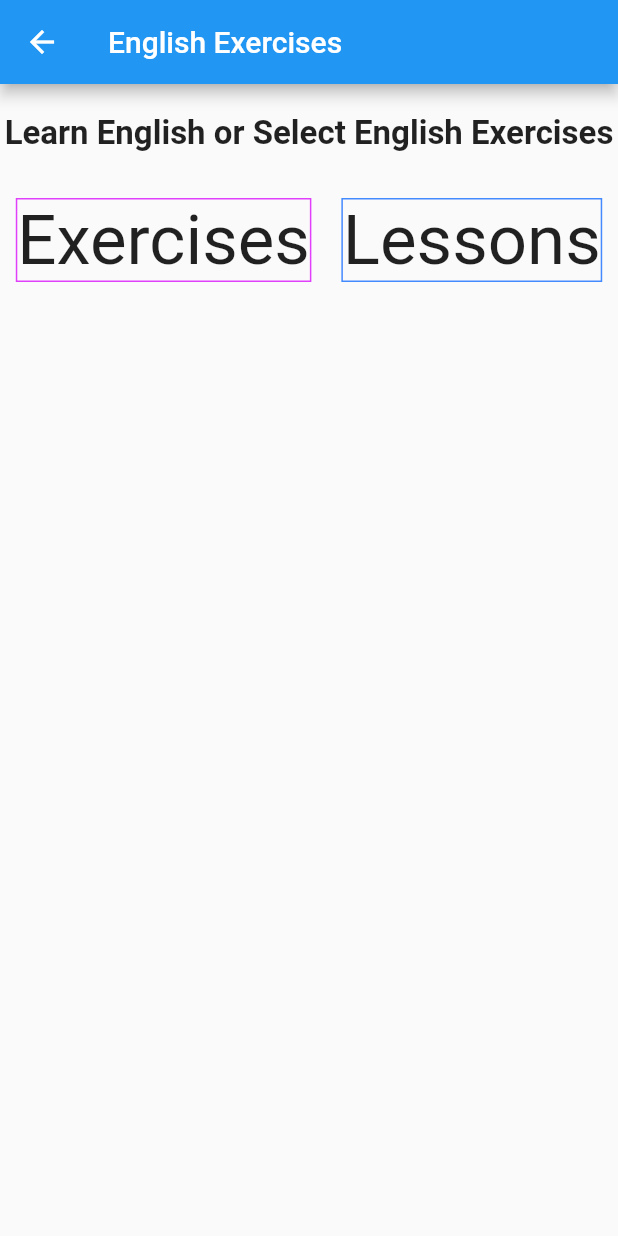
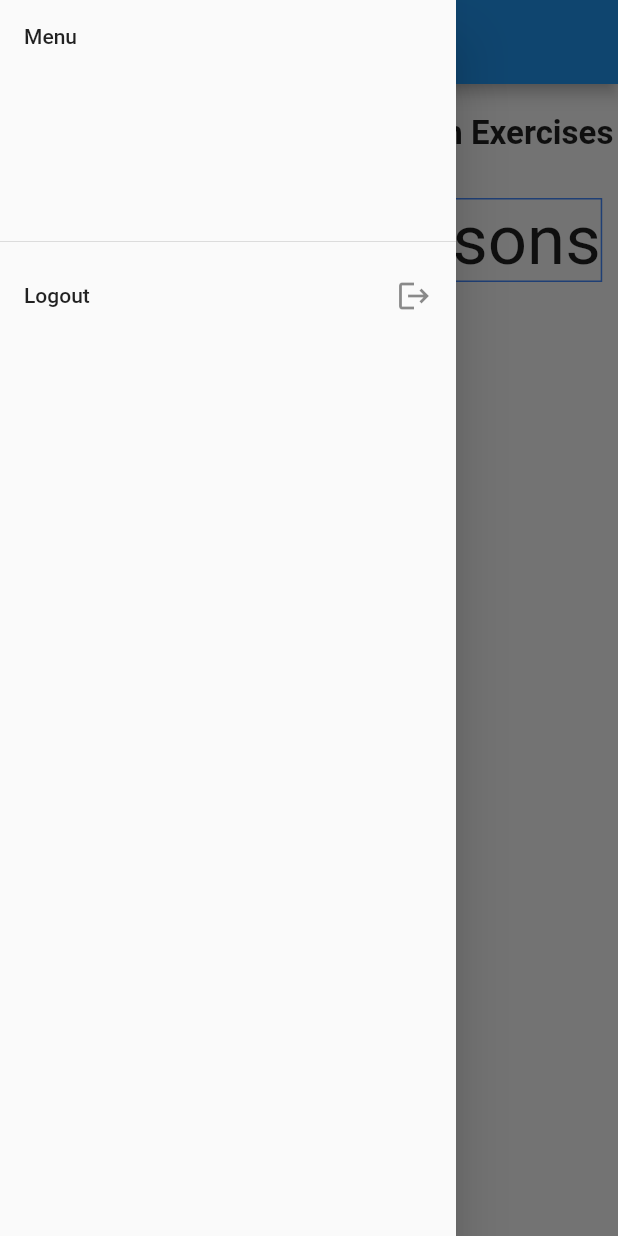
Before and after one commit to zimnhashman/intelligent_teacher, a Flutter app: the EnglishNavigator screen opened directly, with the side drawer open (before the commit the screen has no drawer), on a phone screen of 412 x 824 dp. Run offline on Flutter 3.47's test engine with Material 2 defaults, Android fonts, the phone set to English and light mode, and no system bars; our stand-ins replace get, shared_preferences, webview_flutter, webview_flutter_platform_interface; missing offline and left inert: webview_flutter_web; accounts and stored records are empty.

```diff
--- a/lib/adminTeacher/English/adminEnglish.dart
+++ b/lib/adminTeacher/English/adminEnglish.dart
@@ -3,7 +3,7 @@ import 'package:get/get.dart';
 import 'package:intelligent_teacher/adminTeacher/adminDrawer.dart';
 import 'package:intelligent_teacher/adminTeacher/English/addQuestions.dart';
 
-class AdminEnglish extends StatelessWidget {
+class  AdminEnglish extends StatelessWidget {
 
   @override
   Widget build(BuildContext context) {
--- a/lib/userLearner/english/englishNavigator.dart
+++ b/lib/userLearner/english/englishNavigator.dart
@@ -2,6 +2,7 @@ import 'package:flutter/material.dart';
 import 'package:flutter/services.dart';
 import 'package:get/get.dart';
 import 'package:intelligent_teacher/userLearner/english/englishCategory.dart';
+import '../../loginPage.dart';
 import 'englishContentPage.dart';
 
 class EnglishNavigator extends StatefulWidget {
@@ -15,6 +16,23 @@ class _EnglishNavigatorState extends State<EnglishNavigator> {
   @override
   Widget build(BuildContext context) {
     return Scaffold(
+        drawer: Drawer(
+          child: ListView(
+            padding: EdgeInsets.zero,
+            children: [
+              DrawerHeader(child: Text('Menu')),
+
+              GestureDetector(
+                onTap: () {
+                  Get.to(LoginPage());
+                },
+                child: ListTile(
+                  title: Text('Logout'), trailing: Icon(Icons.logout),
+                ),
+              ),
+            ],
+          ),
+        ),
         appBar: AppBar(title: Text('English Exercises'),),
         body:  Column(
                 children: [
```
Also changed, not shown: lib/adminTeacher/adminDrawer.dart (+10 -3 lines), lib/adminTeacher/adminSubjectCategory.dart (+20 -3 lines), lib/userLearner/english/englishCategory.dart (+18 -0 lines), lib/userLearner/english/englishContentPage.dart (+20 -0 lines).
